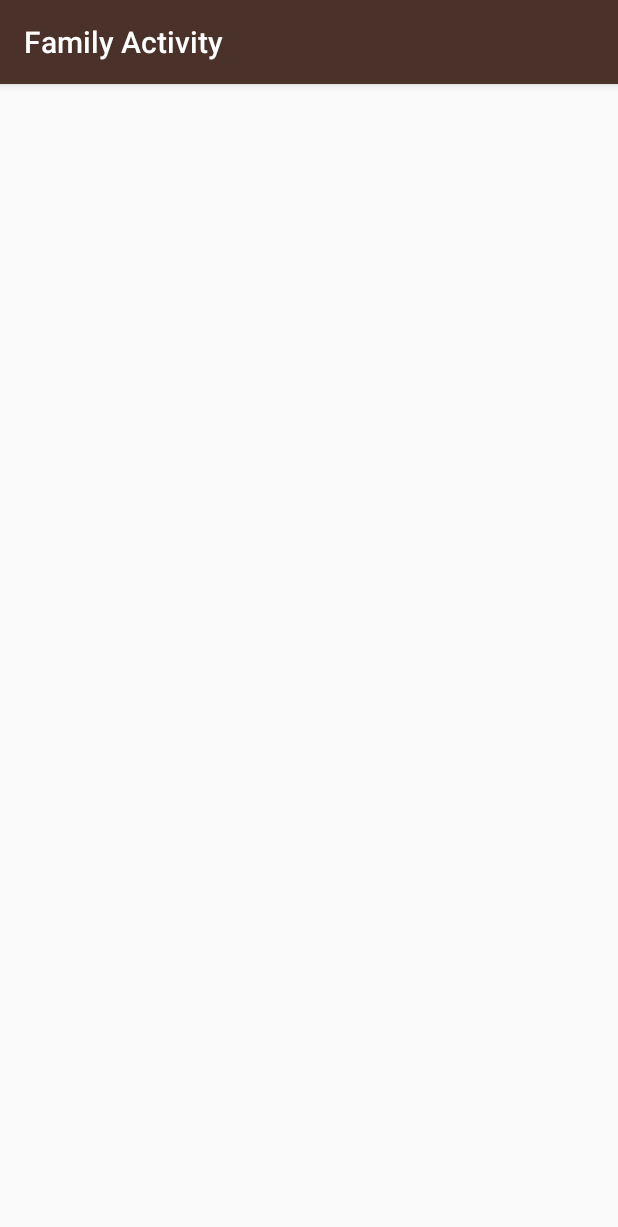
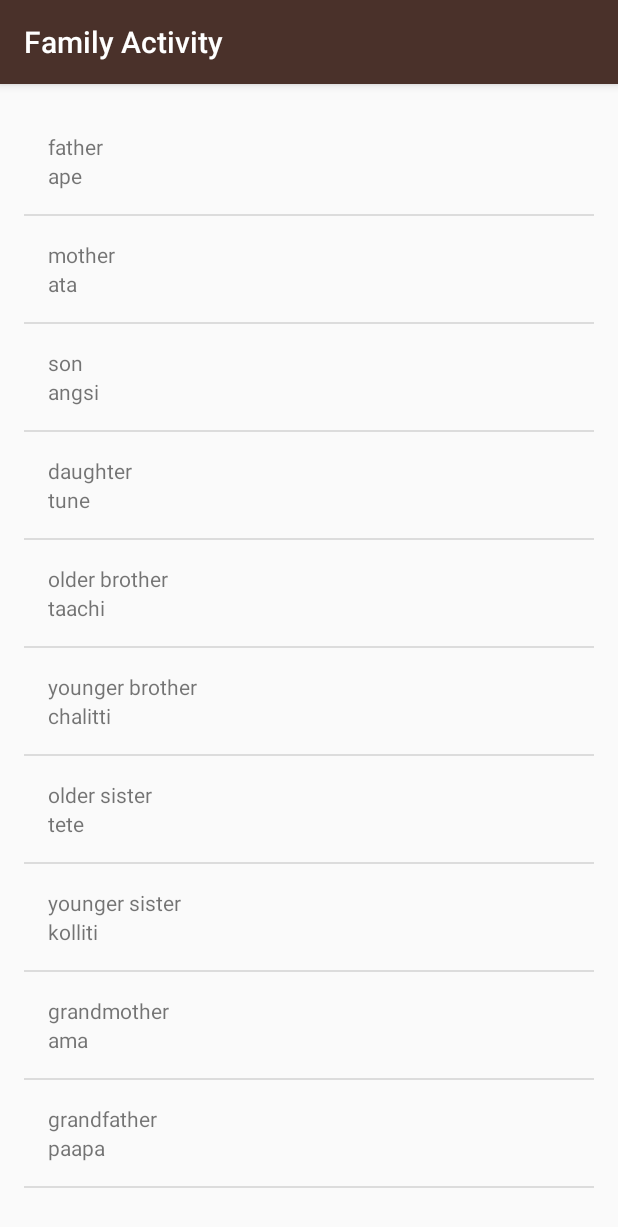
Before and after one commit to sduffy826/GDGNJ_UserInput_TranslationApp, an Android app: the FamilyActivity screen opened directly, with no data from a screen before it, on a phone screen of 412 x 824 dp. Shown: the top 1227 px of the screen. Run offline under Robolectric (Android 15) with nearby library versions, the phone set to English and light mode, and no system bars.

Commit message:
Use common xml file for all activities (and now have translations for each)

```diff
--- a/app/src/main/java/com/example/android/miwok/FamilyActivity.java
+++ b/app/src/main/java/com/example/android/miwok/FamilyActivity.java
@@ -1,13 +1,43 @@
 package com.example.android.miwok;
 
+import android.content.DialogInterface;
 import android.support.v7.app.AppCompatActivity;
 import android.os.Bundle;
+import android.util.Log;
+import android.widget.ListView;
+import android.widget.TextView;
+import android.widget.Toast;
+
+import java.util.ArrayList;
 
 public class FamilyActivity extends AppCompatActivity {
+    ArrayList<Word> words;
 
     @Override
     protected void onCreate(Bundle savedInstanceState) {
         super.onCreate(savedInstanceState);
-        setContentView(R.layout.activity_family);
+        setContentView(R.layout.word_list);
+
+        // We create the array list where each cell contains a word object, that object has
+        // the english and miwok translation.
+        words = new ArrayList<Word>();
+        words.add(new Word("father", "ape"));
+        words.add(new Word("mother", "ata"));
+        words.add(new Word("son", "angsi"));
+        words.add(new Word("daughter", "tune"));
+        words.add(new Word("older brother", "taachi"));
+        words.add(new Word("younger brother", "chalitti"));
+        words.add(new Word("older sister", "tete"));
+        words.add(new Word("younger sister", "kolliti"));
+        words.add(new Word("grandmother", "ama"));
+        words.add(new Word("grandfather", "paapa"));
+
+        // We now create the custom adapter that has our words, required since the array is array
+        // of two dimensional objects having english/miwok words
+        WordAdapter adapter = new WordAdapter(this, words);
+
+        // Get list view object and add our custom adapter to it
+        ListView lv = (ListView) findViewById(R.id.list);
+        lv.setAdapter(adapter);
     }
 }
--- a/app/src/main/java/com/example/android/miwok/NumbersActivity.java
+++ b/app/src/main/java/com/example/android/miwok/NumbersActivity.java
@@ -20,7 +20,7 @@ public class NumbersActivity extends AppCompatActivity {
     @Override
     protected void onCreate(Bundle savedInstanceState) {
         super.onCreate(savedInstanceState);
-        setContentView(R.layout.activity_numbers);
+        setContentView(R.layout.word_list);
 
         // We create the array list where each cell contains a word object, that object has
         // the english and miwok translation.
--- a/app/src/main/res/layout/activity_family.xml
+++ /dev/null
@@ -1,10 +0,0 @@
-<?xml version="1.0" encoding="utf-8"?>
-<android.support.constraint.ConstraintLayout
-    xmlns:android="http://schemas.android.com/apk/res/android"
-    xmlns:app="http://schemas.android.com/apk/res-auto"
-    xmlns:tools="http://schemas.android.com/tools"
-    android:layout_width="match_parent"
-    android:layout_height="match_parent"
-    tools:context="com.example.android.miwok.FamilyActivity">
-
-</android.support.constraint.ConstraintLayout>
--- a/app/src/main/res/layout/activity_numbers.xml
+++ b/app/src/main/res/layout/word_list.xml
@@ -10,7 +10,4 @@
     android:paddingTop="@dimen/activity_vertical_margin"
     android:paddingBottom="@dimen/activity_vertical_margin"
     android:paddingLeft="@dimen/activity_horizontal_margin"
-    android:paddingRight="@dimen/activity_horizontal_margin"
-    tools:context="com.example.android.miwok.NumbersActivity">
-
-</ListView>
+    android:paddingRight="@dimen/activity_horizontal_margin"/>
```
Also changed, not shown: app/src/main/java/com/example/android/miwok/ColorsActivity.java (+30 -1 lines), app/src/main/java/com/example/android/miwok/PhrasesActivity.java (+31 -1 lines), app/src/main/res/layout/activity_colors.xml (deleted, +0 -10 lines), app/src/main/res/layout/activity_phrases.xml (deleted, +0 -10 lines).
